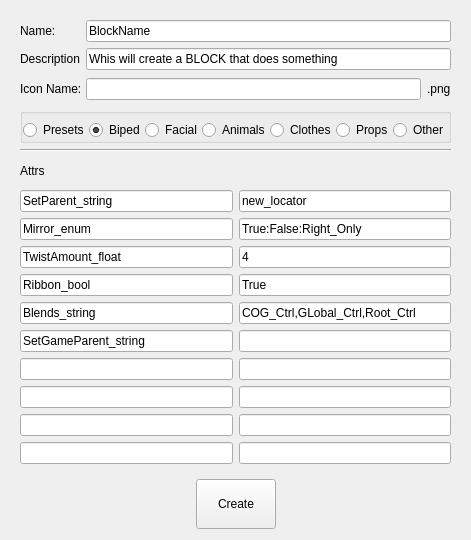
RenderDeMartes/Mutant_Tools, file UI/blockBuilder.ui: the form before one commit.
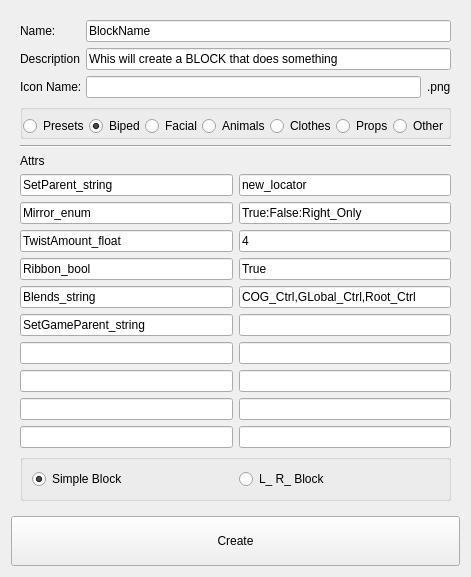
The form after the commit. Icons and pictures are not drawn.

What changed in the file:
```diff
--- a/UI/blockBuilder.ui
+++ b/UI/blockBuilder.ui
@@ -7,7 +7,7 @@
     <x>0</x>
     <y>0</y>
     <width>453</width>
-    <height>540</height>
+    <height>576</height>
    </rect>
   </property>
   <property name="windowTitle">
@@ -636,24 +636,11 @@
 </string>
   </property>
   <layout class="QGridLayout" name="gridLayout">
-   <item row="1" column="0">
+   <item row="2" column="0">
     <layout class="QHBoxLayout" name="horizontalLayout_8">
      <property name="topMargin">
       <number>0</number>
      </property>
-     <item>
-      <spacer name="horizontalSpacer">
-       <property name="orientation">
-        <enum>Qt::Horizontal</enum>
-       </property>
-       <property name="sizeHint" stdset="0">
-        <size>
-         <width>40</width>
-         <height>20</height>
-        </size>
-       </property>
-      </spacer>
-     </item>
      <item>
       <widget class="QPushButton" name="create_button">
        <property name="minimumSize">
@@ -667,19 +654,6 @@
        </property>
       </widget>
      </item>
-     <item>
-      <spacer name="horizontalSpacer_2">
-       <property name="orientation">
-        <enum>Qt::Horizontal</enum>
-       </property>
-       <property name="sizeHint" stdset="0">
-        <size>
-         <width>40</width>
-         <height>20</height>
-        </size>
-       </property>
-      </spacer>
-     </item>
     </layout>
    </item>
    <item row="0" column="0">
@@ -1040,6 +1014,29 @@
         </item>
        </layout>
       </item>
+      <item>
+       <widget class="QGroupBox" name="horizontalGroupBox">
+        <layout class="QHBoxLayout" name="horizontalLayout_17">
+         <item>
+          <widget class="QRadioButton" name="simple_block">
+           <property name="text">
+            <string>Simple Block</string>
+           </property>
+           <property name="checked">
+            <bool>true</bool>
+           </property>
+          </widget>
+         </item>
+         <item>
+          <widget class="QRadioButton" name="sides_block">
+           <property name="text">
+            <string>L_ R_ Block</string>
+           </property>
+          </widget>
+         </item>
+        </layout>
+       </widget>
+      </item>
      </layout>
     </widget>
    </item>
```
Left out of the diff: 32 changed lines with no effect on the pictures.
